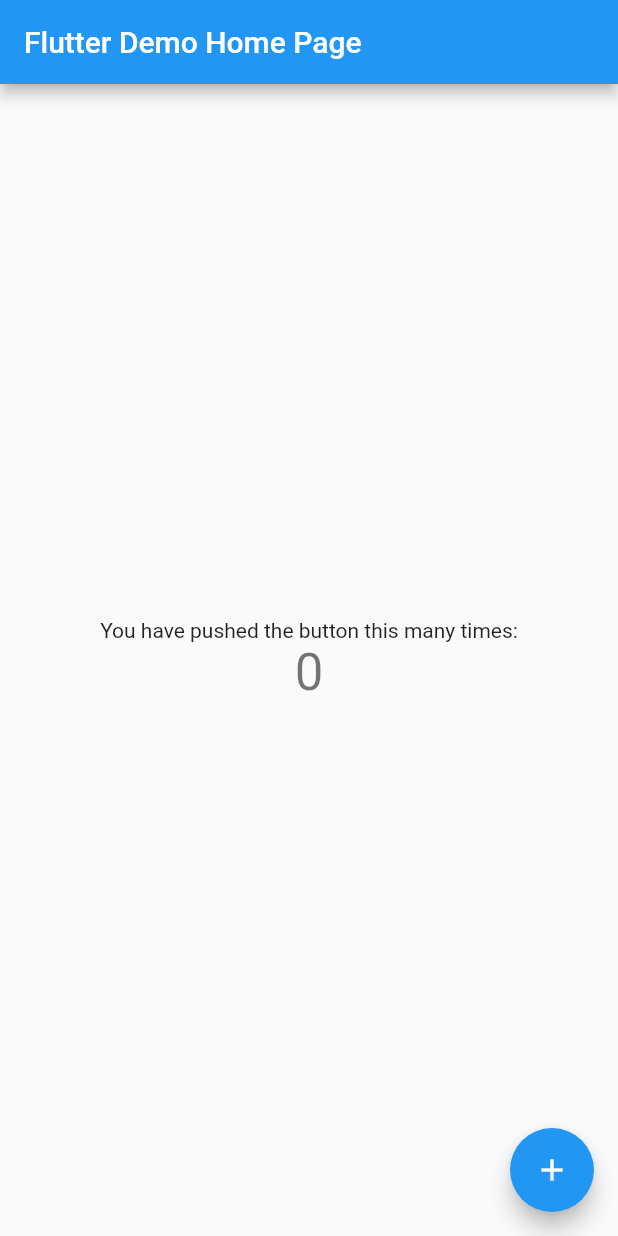
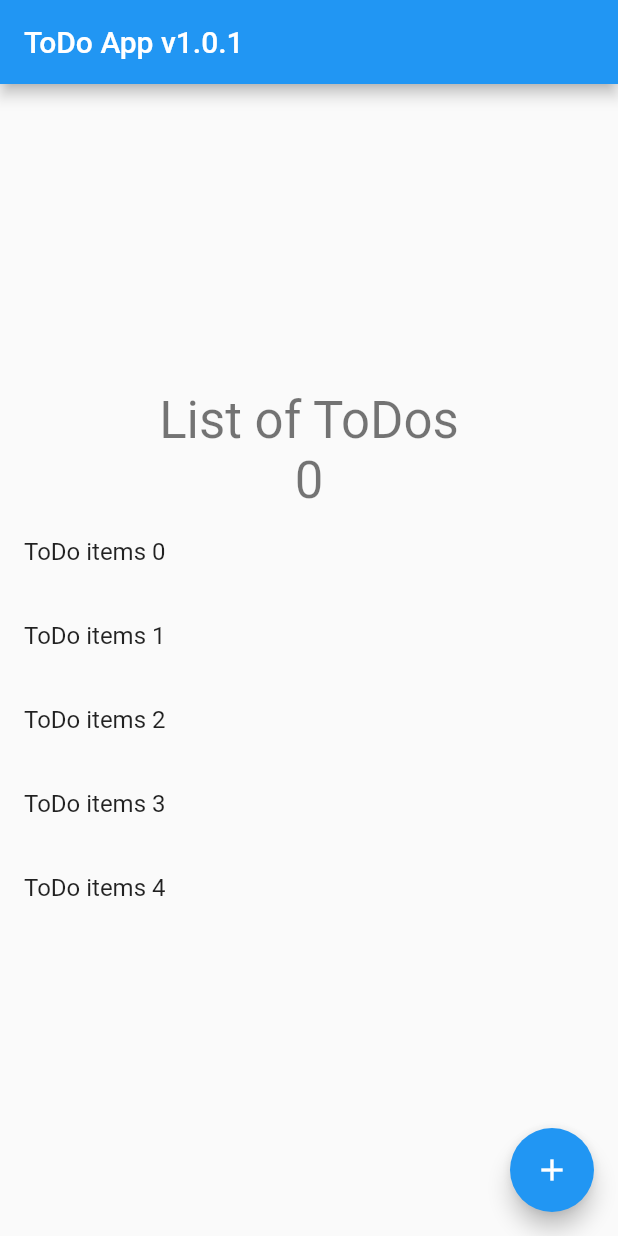
Before and after one commit to maxgdev/todo_app, a Flutter app: the screen it shows after launch, on a phone screen of 412 x 824 dp. Run offline on Flutter 3.47's test engine with Material 2 defaults, Android fonts, the phone set to English and light mode, and no system bars.

Commit message:
Added ListView for todo items

```diff
--- /dev/null
+++ b/lib/dummy.dart
@@ -0,0 +1,83 @@
+import 'package:flutter/material.dart';
+
+void main() {
+  runApp(MyApp(
+    items: List<ListItem>.generate(
+      1000,
+      (i) => i % 6 == 0
+          ? HeadingItem("Heading $i")
+          : MessageItem("Sender $i", "Message body $i"),
+    ),
+  ));
+}
+
+class MyApp extends StatelessWidget {
+  final List<ListItem> items;
+
+  MyApp({Key key, @required this.items}) : super(key: key);
+
+  @override
+  Widget build(BuildContext context) {
+    final title = 'Mixed List';
+
+    return MaterialApp(
+      title: title,
+      home: Scaffold(
+        appBar: AppBar(
+          title: Text(title),
+        ),
+        body: ListView.builder(
+          // Let the ListView know how many items it needs to build.
+          itemCount: items.length,
+          // Provide a builder function. This is where the magic happens.
+          // Convert each item into a widget based on the type of item it is.
+          itemBuilder: (context, index) {
+            final item = items[index];
+
+            return ListTile(
+              title: item.buildTitle(context),
+              subtitle: item.buildSubtitle(context),
+            );
+          },
+        ),
+      ),
+    );
+  }
+}
+
+/// The base class for the different types of items the list can contain.
+abstract class ListItem {
+  /// The title line to show in a list item.
+  Widget buildTitle(BuildContext context);
+
+  /// The subtitle line, if any, to show in a list item.
+  Widget buildSubtitle(BuildContext context);
+}
+
+/// A ListItem that contains data to display a heading.
+class HeadingItem implements ListItem {
+  final String heading;
+
+  HeadingItem(this.heading);
+
+  Widget buildTitle(BuildContext context) {
+    return Text(
+      heading,
+      style: Theme.of(context).textTheme.headline5,
+    );
+  }
+
+  Widget buildSubtitle(BuildContext context) => null;
+}
+
+/// A ListItem that contains data to display a message.
+class MessageItem implements ListItem {
+  final String sender;
+  final String body;
+
+  MessageItem(this.sender, this.body);
+
+  Widget buildTitle(BuildContext context) => Text(sender);
+
+  Widget buildSubtitle(BuildContext context) => Text(body);
+}
--- a/lib/main.dart
+++ b/lib/main.dart
@@ -9,12 +9,12 @@ class MyApp extends StatelessWidget {
   @override
   Widget build(BuildContext context) {
     return MaterialApp(
-      title: 'Flutter Demo',
+      title: 'Todo App',
       theme: ThemeData(
         primarySwatch: Colors.blue,
         visualDensity: VisualDensity.adaptivePlatformDensity,
       ),
-      home: MyHomePage(title: 'Flutter Demo Home Page'),
+      home: MyHomePage(title: 'ToDo App v1.0.1'),
     );
   }
 }
@@ -39,6 +39,19 @@ class _MyHomePageState extends State<MyHomePage> {
 
   @override
   Widget build(BuildContext context) {
+    final todos = List<String>.generate(5, (i) => "ToDo items $i");
+    print(todos);
+
+    final todoListView = ListView.builder(
+      scrollDirection: Axis.vertical,
+      shrinkWrap: true,
+      itemCount: todos.length,
+      itemBuilder: (context, index) {
+        return ListTile(
+          title: Text('${todos[index]}'),
+        );
+      },
+    );
 
     return Scaffold(
       appBar: AppBar(
@@ -67,12 +80,14 @@ class _MyHomePageState extends State<MyHomePage> {
           mainAxisAlignment: MainAxisAlignment.center,
           children: <Widget>[
             Text(
-              'You have pushed the button this many times:',
+              'List of ToDos',
+              style: Theme.of(context).textTheme.headline4,
             ),
             Text(
               '$_counter',
               style: Theme.of(context).textTheme.headline4,
             ),
+            todoListView,
           ],
         ),
       ),
```
Also changed, not shown: pubspec.yaml (+1 -26 lines).
